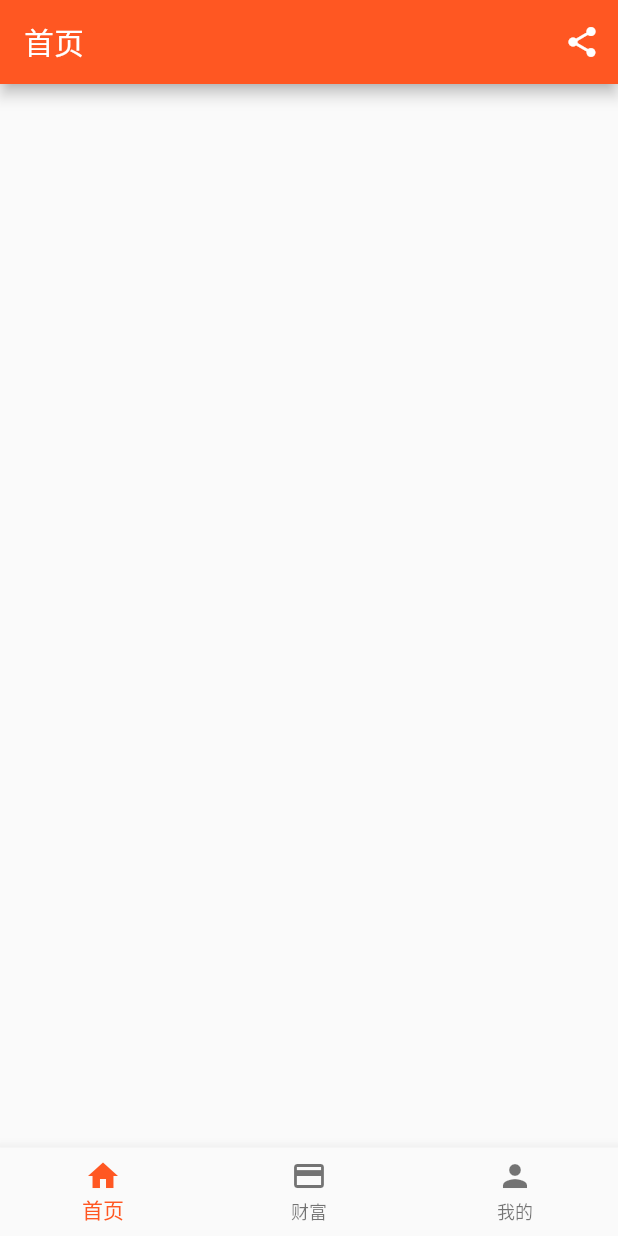
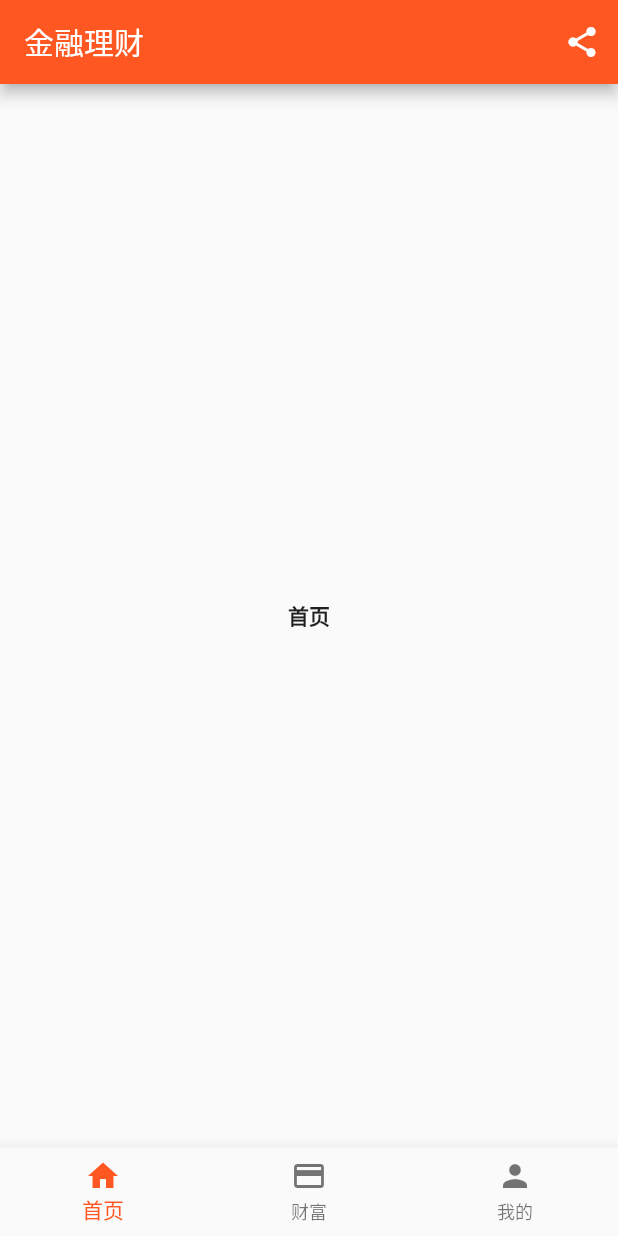
Before and after one commit to zhongmeizhi/fultter-example-app, a Flutter app: the screen it shows after launch, on a phone screen of 412 x 824 dp. Run offline on Flutter 3.47's test engine with Material 2 defaults, Android fonts, the phone set to English and light mode, and no system bars.

Commit message:
雏形完成

```diff
--- a/lib/main.dart
+++ b/lib/main.dart
@@ -10,7 +10,7 @@ class MyApp extends StatelessWidget {
       theme: ThemeData(
         primarySwatch: Colors.deepOrange,
       ),
-      home: MyHomePage(title: '首页'),
+      home: MyHomePage(title: '金融理财'),
     );
   }
 }
@@ -26,14 +26,10 @@ class MyHomePage extends StatefulWidget {
 }
 
 class _MyHomePageState extends State<MyHomePage> {
+  int _selectedIndex = 0;
 
   @override
   Widget build(BuildContext context) {
-    int _selectedIndex = 0;
-
-    void _onItemTapped (int index)  {
-      print('tap一下$index\lo');
-    }
 
     return Scaffold(
       appBar: AppBar(
@@ -50,9 +46,50 @@ class _MyHomePageState extends State<MyHomePage> {
         ],
         currentIndex: _selectedIndex,
         fixedColor: Colors.deepOrange,
-        onTap: _onItemTapped,
+        onTap: (index) {
+          _selectedIndex = index;
+          setState(() {
+            print(_selectedIndex);
+          });
+        },
       ),
-      body: Center(),
+      body: new Center(
+        child: _distributeHome(),
+      ),
     );
   }
+  Widget _distributeHome () { // 分发Home页面路由
+    switch(_selectedIndex) {
+      case 1:
+        return Container(
+          child: Text(
+            '你的财富页',
+            textAlign: TextAlign.center,
+            overflow: TextOverflow.ellipsis,
+            style: TextStyle(fontWeight: FontWeight.bold),
+          )
+        );
+      break;
+      case 2:
+        return Container(
+          child: Text(
+            '这是你的页面',
+            textAlign: TextAlign.center,
+            overflow: TextOverflow.ellipsis,
+            style: TextStyle(fontWeight: FontWeight.bold),
+          )
+        );
+      break;
+      default:
+        return Container(
+          child: Text(
+            '首页',
+            textAlign: TextAlign.center,
+            overflow: TextOverflow.ellipsis,
+            style: TextStyle(fontWeight: FontWeight.bold),
+          )
+        );
+      break;
+    }
+  }
 }
```
